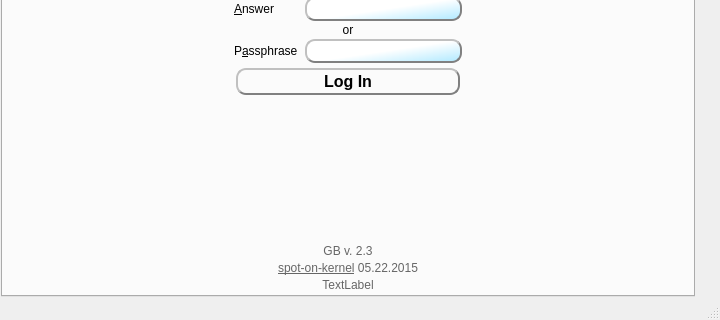
textbrowser/spot-on, file branches/trunk/GoldBug-UI/controlcenter.ui: the form before one commit; both pictures show x 0 to 720 and y 599 to 919 of the 720 by 919 pixel window.
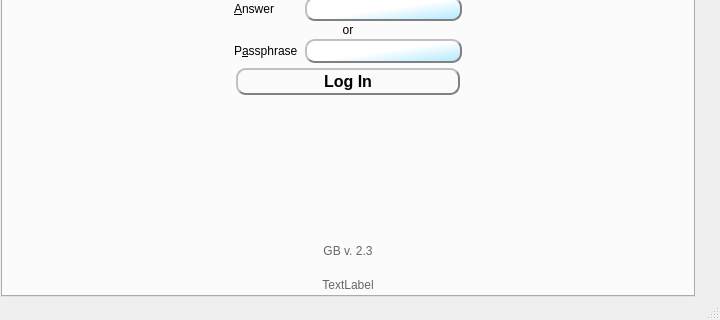
The form after the commit. The open tabs and pages were chosen to show the change. Icons and pictures are not drawn. Custom widgets are drawn as their Qt base class.

Commit message: Please see RELEASE-NOTES.

What changed in the file:
```diff
--- a/branches/trunk/GoldBug-UI/controlcenter.ui
+++ b/branches/trunk/GoldBug-UI/controlcenter.ui
@@ -10931,9 +10931,6 @@
             <property name="styleSheet">
              <string notr="true"> color:#666666;</string>
             </property>
-            <property name="text">
-             <string>&lt;html&gt;&lt;head/&gt;&lt;body&gt;&lt;p&gt;&lt;a href=&quot;http://sourceforge.net/p/spot-on/code/HEAD/tree/branches/Documentation/RELEASE-NOTES&quot;&gt;&lt;span style=&quot; color:#666666;&quot;&gt;spot-on-kernel&lt;/span&gt;&lt;/a&gt;&lt;span style=&quot; color:#666666;&quot;&gt; 05.22.2015&lt;/span&gt;&lt;/p&gt;&lt;/body&gt;&lt;/html&gt;</string>
-            </property>
             <property name="alignment">
              <set>Qt::AlignCenter</set>
             </property>
```
Left out of the diff: 2 changed lines with no effect on the pictures. The commit also changes 10 other files.
